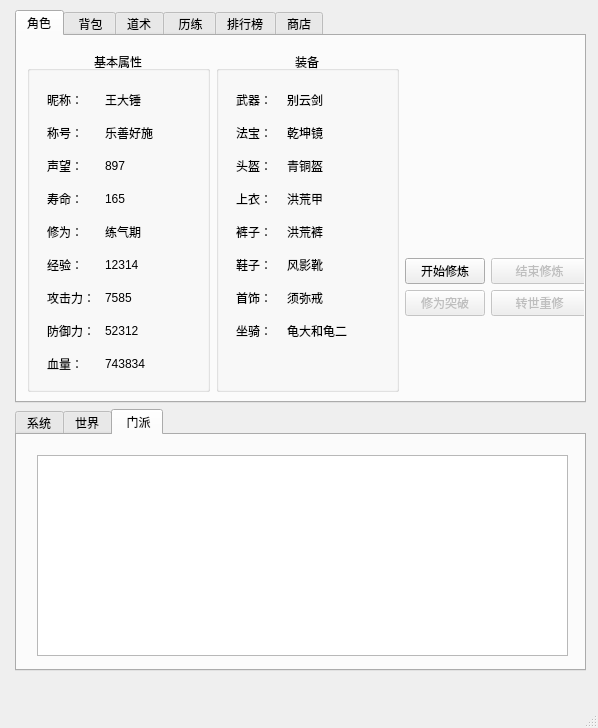
This is modules/ui/mainui.ui in Huu-Yuu/DeskXiuxian as Qt 5 draws it before an edit. The edited form follows.
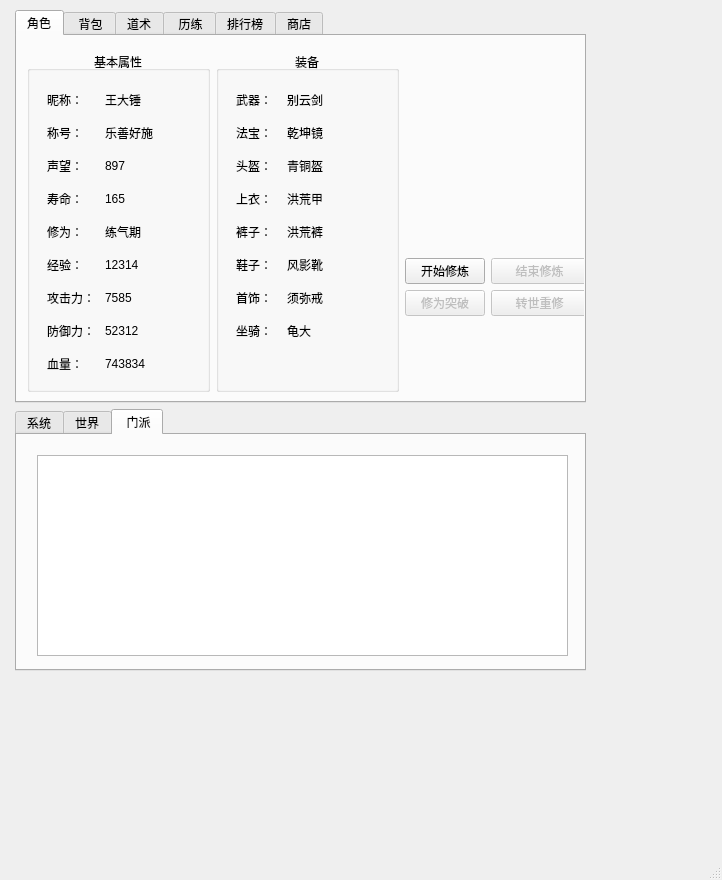
This is the edited form. The open tabs and pages were chosen to show the change. Icons and pictures are not drawn.

```diff
--- a/modules/ui/mainui.ui
+++ b/modules/ui/mainui.ui
@@ -6,8 +6,8 @@
    <rect>
     <x>0</x>
     <y>0</y>
-    <width>598</width>
-    <height>728</height>
+    <width>722</width>
+    <height>880</height>
    </rect>
   </property>
   <property name="windowTitle">
@@ -386,7 +386,7 @@
               <item row="7" column="1">
                <widget class="QLabel" name="equip_mount">
                 <property name="text">
-                 <string>龟大和龟二</string>
+                 <string>龟大</string>
                 </property>
                </widget>
               </item>
```
Left out of the diff: 8 changed lines with no effect on the pictures.
